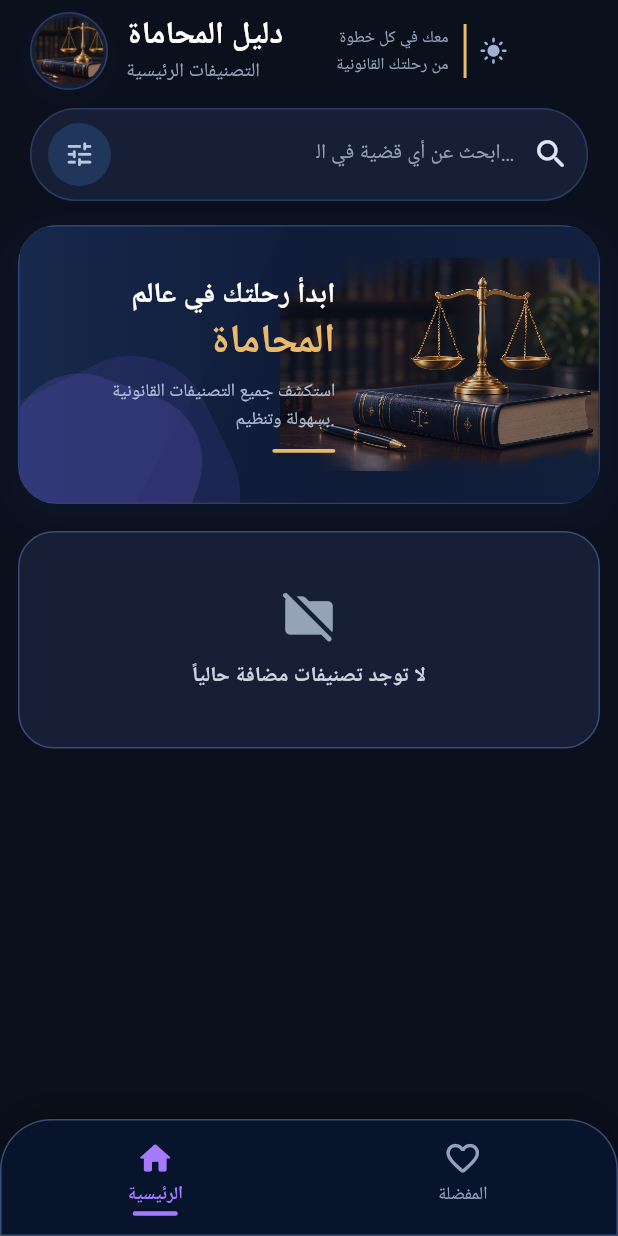
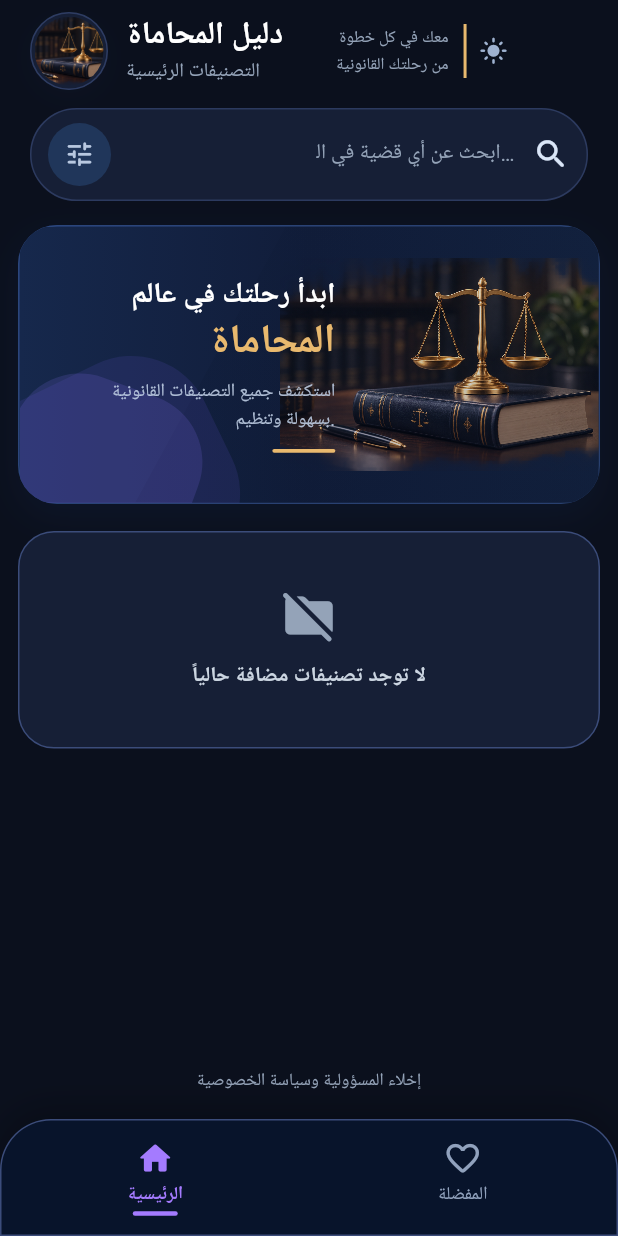
Before and after one commit to hebismail-sketch/learn_law, a Flutter app: the screen it shows after launch, on a phone screen of 412 x 824 dp. Run offline on Flutter 3.47's test engine with Material 3 defaults, Android fonts, the phone set to English and light mode, and no system bars; our stand-ins replace connectivity_plus, drift, drift_flutter, flutter_bloc, get_it, google_mobile_ads and 2 more; accounts and stored records are empty; generated files the repository leaves out were written again.

Commit message:
Add in-app legal notice and privacy entry point

```diff
--- a/lib/features/legal_cases/presentation/screens/categories_screen.dart
+++ b/lib/features/legal_cases/presentation/screens/categories_screen.dart
@@ -6,6 +6,7 @@ import 'package:flutter_bloc/flutter_bloc.dart';
 import '../../../../core/ads/category_access.dart';
 import '../../../../core/ads/ad_mob_service.dart';
 import '../../../../core/app_backend.dart';
+import '../../../../core/app_info.dart';
 import '../../../../core/app_theme.dart';
 import '../../../../core/injection_container.dart';
 import '../../../../core/sync/local_data_source.dart';
@@ -299,6 +300,9 @@ class _CategoriesScreenState extends State<CategoriesScreen> {
                       },
                     ),
                   ),
+                ),
+                _LegalNoticeFooter(
+                  onTap: () => unawaited(openLegalNotice(context)),
                 ),
                 _BottomNavigationBar(
                   selectedIndex: _selectedTab,
@@ -1277,6 +1281,27 @@ class _EmptyCategories extends StatelessWidget {
   }
 }
 
+class _LegalNoticeFooter extends StatelessWidget {
+  const _LegalNoticeFooter({required this.onTap});
+
+  final VoidCallback onTap;
+
+  @override
+  Widget build(BuildContext context) {
+    return Padding(
+      padding: const EdgeInsetsDirectional.only(top: 2, bottom: 2),
+      child: TextButton(
+        onPressed: onTap,
+        style: TextButton.styleFrom(foregroundColor: AppColors.textMuted),
+        child: const Text(
+          'إخلاء المسؤولية وسياسة الخصوصية',
+          style: TextStyle(fontSize: 11.5),
+        ),
+      ),
+    );
+  }
+}
+
 class _BottomNavigationBar extends StatelessWidget {
   const _BottomNavigationBar({
     required this.selectedIndex,
```
Also changed, not shown: lib/core/app_info.dart (added, +131 -0 lines).
